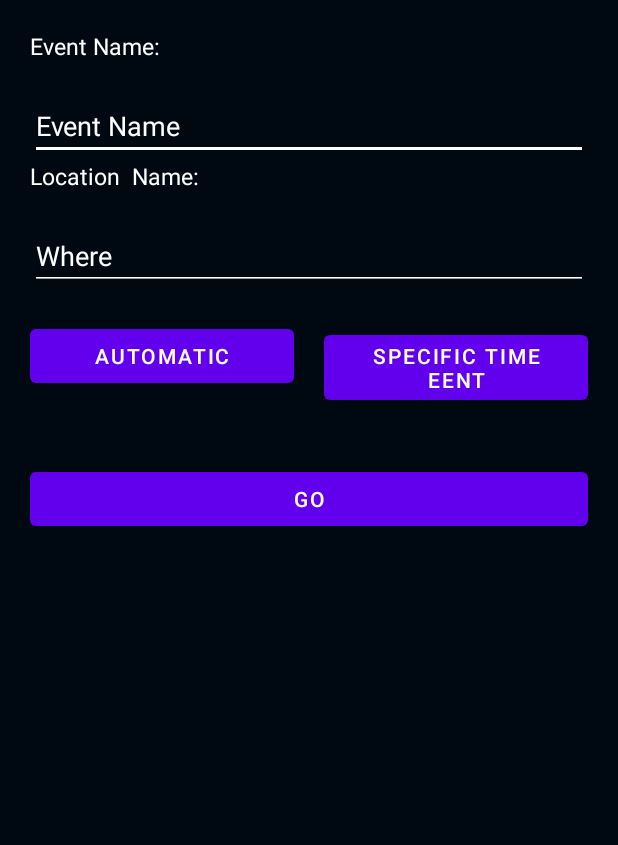
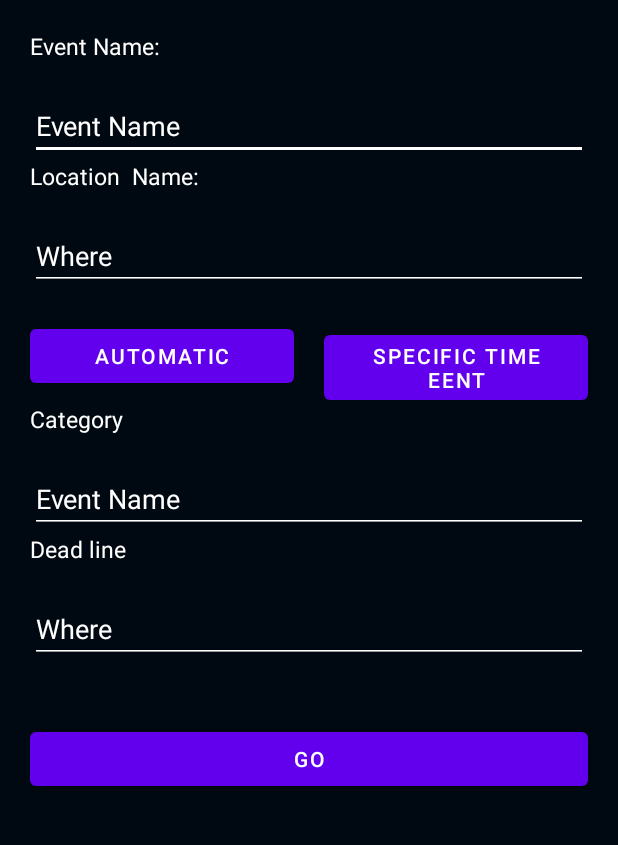
Before and after one commit to online-code-bite-md-tanvir-mahtab/Navi, an Android app: the AddActivity screen opened directly, with no data from a screen before it, on a phone screen of 412 x 824 dp, the part 84-929 px from its top. Run offline under Robolectric (Android 15) with nearby library versions, the phone set to English and light mode, and no system bars; our stand-ins replace Firebase (no records; nobody signed in at launch, a user with empty details on screens opened directly).

Commit message:
this is one kind of project

```diff
--- a/app/src/main/java/com/tanvircodder/taskclander/AddActivity.java
+++ b/app/src/main/java/com/tanvircodder/taskclander/AddActivity.java
@@ -22,9 +22,10 @@ public class AddActivity extends AppCompatActivity {
 
     private EditText mNameOfEvent;
     private EditText mNameOfLocation;
+    private EditText mCategoryEvent;
+    private EditText mDadeLine;
     private Button mButton;
     private DatabaseReference mDatabase;
-    private FirebaseDatabase mFDatabase;
 
     @Override
     protected void onCreate(Bundle savedInstanceState) {
@@ -33,6 +34,8 @@ public class AddActivity extends AppCompatActivity {
 
         mNameOfEvent =(EditText) findViewById(R.id.event_name);
         mNameOfLocation = (EditText) findViewById(R.id.where);
+        mCategoryEvent = (EditText) findViewById(R.id.event_category_view);
+        mDadeLine = (EditText) findViewById(R.id.dead_event_view);
         mDatabase = FirebaseDatabase.getInstance().getReference();
         mButton  = (Button) findViewById(R.id.go_view);
         mButton.setOnClickListener(new View.OnClickListener() {
@@ -40,7 +43,9 @@ public class AddActivity extends AppCompatActivity {
             public void onClick(View v) {
                 String event_name = mNameOfEvent.getText().toString();
                 String event_place = mNameOfLocation.getText().toString();
-                Event event = new Event(event_name,event_place);
+                String event_category = mCategoryEvent.getText().toString();
+                String event_deadline = mDadeLine.getText().toString();
+                Event event = new Event(event_name,event_place,event_category,event_deadline);
                 mDatabase.child(Event.class.getSimpleName()).child(event_name)
                         .setValue(event);
                 Toast.makeText(AddActivity.this,"The data has been saved",Toast.LENGTH_LONG)
--- a/app/src/main/java/com/tanvircodder/taskclander/LoginActivity.java
+++ b/app/src/main/java/com/tanvircodder/taskclander/LoginActivity.java
@@ -74,7 +74,7 @@ public class LoginActivity extends AppCompatActivity {
                                                 .show();
                                     }
                                 }else {
-                                    Intent intent = new Intent(LoginActivity.this,ShowEventActivity.class);
+                                    Intent intent = new Intent(LoginActivity.this,WalcomePage.class);
                                     startActivity(intent);
                                     finish();
                                 }
--- a/app/src/main/res/layout/activity_add.xml
+++ b/app/src/main/res/layout/activity_add.xml
@@ -64,6 +64,37 @@
                 android:layout_height="wrap_content"
                 android:text="Specific time eent"/>
         </LinearLayout>
+        <TextView
+            android:layout_width="match_parent"
+            android:layout_height="wrap_content"
+            android:text="Category"
+            android:textColor="@color/white"
+            android:textSize="15dp"/>
+        <EditText
+            android:backgroundTint="@color/white"
+            android:layout_width="match_parent"
+            android:layout_height="wrap_content"
+            android:id="@+id/event_category_view"
+            android:hint="Event Name"
+            android:textColor="@color/white"
+            android:textColorHint="@color/white"
+            android:layout_marginTop="20dp"/>
+        <TextView
+            android:layout_width="match_parent"
+            android:layout_height="wrap_content"
+            android:text="Dead line"
+            android:textColor="@color/white"
+            android:textSize="15dp"/>
+        <EditText
+            android:layout_marginTop="20dp"
+            android:backgroundTint="@color/white"
+            android:layout_width="match_parent"
+            android:layout_height="wrap_content"
+            android:id="@+id/dead_event_view"
+            android:hint="Where "
+            android:textColor="@color/white"
+            android:textColorHint="@color/white"/>
+
     </LinearLayout>
 
 
--- a/app/src/main/res/values/strings.xml
+++ b/app/src/main/res/values/strings.xml
@@ -28,5 +28,9 @@
     <string name="btn_sign_out">Sign Out</string>
     <string name="lbl_forgot_password">Forgot password?</string>
     <string name="forgot_password_msg">We just need your registered Email Id to sent you password reset instructions.</string>
+    <string name="welcome_page_text">Welcome to NAVI, the firest app that really manage all your stuff in one place
+Mettings. event and to-do\'s are all integrated in NAVI
+Further more , NAVI manages your time autonomously saving you tons of time on planing
+Letting NAVE planing for you requires to konw you and your perfrences a little better</string>
 
 </resources>
```
Also changed, not shown: app/src/main/java/com/tanvircodder/taskclander/MainActivity.java (+7 -7 lines), app/src/main/java/com/tanvircodder/taskclander/model/Event.java (+12 -2 lines), app/src/main/java/com/tanvircodder/taskclander/model/User.java (+16 -0 lines), app/src/main/res/layout/activity_walcome_page.xml (+11 -4 lines).
